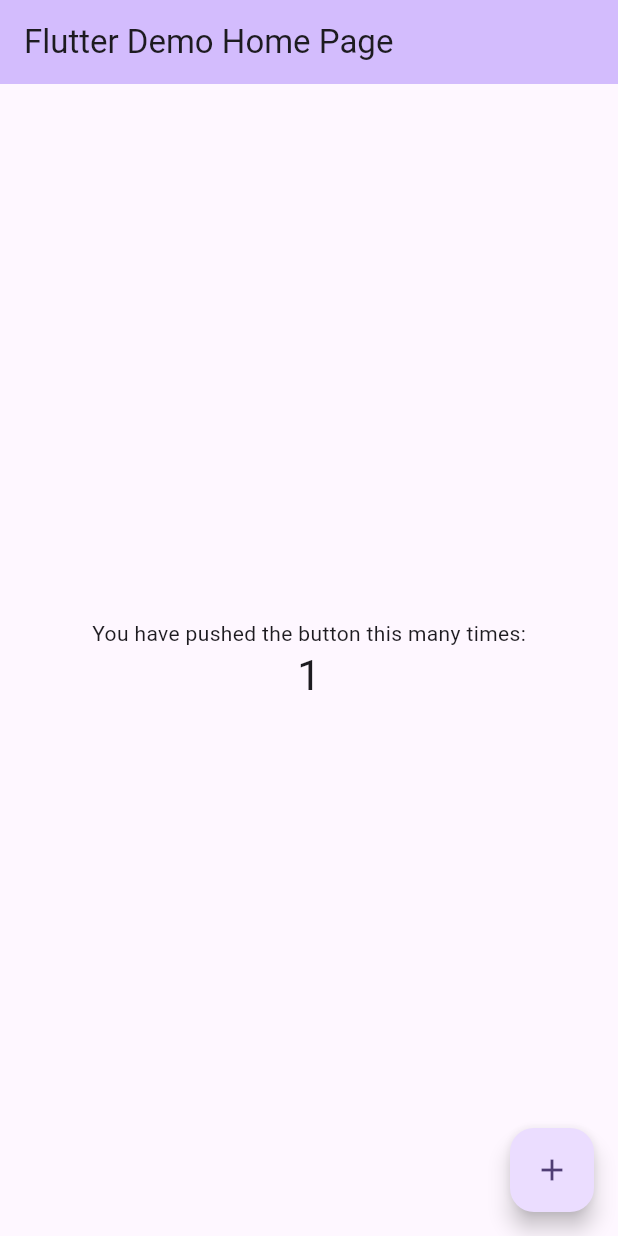
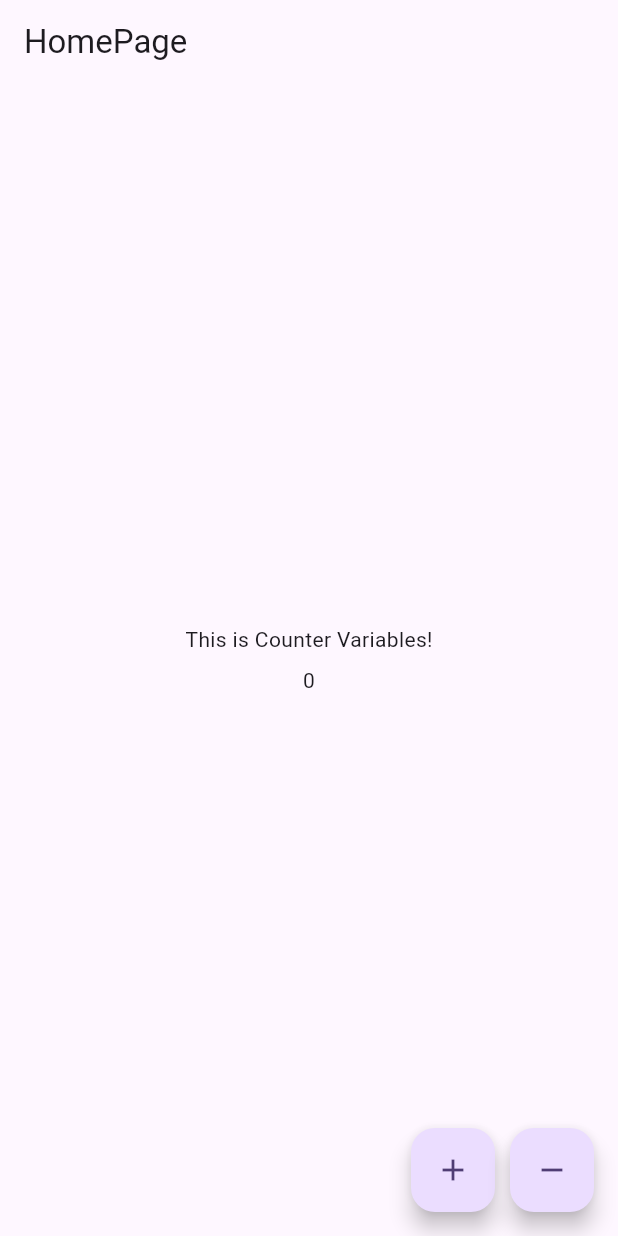
Before and after one commit to santoshkafle/provider_demo, a Flutter app: the screen it shows after launch, after a tap on the "add" icon, on a phone screen of 412 x 824 dp. Run offline on Flutter 3.47's test engine with Material 3 defaults, Android fonts, the phone set to English and light mode, and no system bars.

Commit message:
counter update

```diff
--- a/lib/main.dart
+++ b/lib/main.dart
@@ -1,122 +1,32 @@
 import 'package:flutter/material.dart';
+import 'package:provider/provider.dart';
+import 'package:provider_demo/page/home_page.dart';
+import 'package:provider_demo/provider/counter_provider.dart';
+import 'package:provider_demo/provider/name_provider.dart';
 
 void main() {
-  runApp(const MyApp());
+  runApp(
+    MultiProvider(
+      providers: [
+        Provider<CounterProvider>(create: (_) => CounterProvider()),
+        Provider<NameProvider>(create: (_) => NameProvider()),
+      ],
+      child: const MyApp(),
+    ),
+  );
 }
 
 class MyApp extends StatelessWidget {
   const MyApp({super.key});
 
-  // This widget is the root of your application.
   @override
   Widget build(BuildContext context) {
     return MaterialApp(
       title: 'Flutter Demo',
       theme: ThemeData(
-        // This is the theme of your application.
-        //
-        // TRY THIS: Try running your application with "flutter run". You'll see
-        // the application has a purple toolbar. Then, without quitting the app,
-        // try changing the seedColor in the colorScheme below to Colors.green
-        // and then invoke "hot reload" (save your changes or press the "hot
-        // reload" button in a Flutter-supported IDE, or press "r" if you used
-        // the command line to start the app).
-        //
-        // Notice that the counter didn't reset back to zero; the application
-        // state is not lost during the reload. To reset the state, use hot
-        // restart instead.
-        //
-        // This works for code too, not just values: Most code changes can be
-        // tested with just a hot reload.
         colorScheme: ColorScheme.fromSeed(seedColor: Colors.deepPurple),
       ),
-      home: const MyHomePage(title: 'Flutter Demo Home Page'),
+      home: const HomePage(),
     );
   }
 }
-
-class MyHomePage extends StatefulWidget {
-  const MyHomePage({super.key, required this.title});
-
-  // This widget is the home page of your application. It is stateful, meaning
-  // that it has a State object (defined below) that contains fields that affect
-  // how it looks.
-
-  // This class is the configuration for the state. It holds the values (in this
-  // case the title) provided by the parent (in this case the App widget) and
-  // used by the build method of the State. Fields in a Widget subclass are
-  // always marked "final".
-
-  final String title;
-
-  @override
-  State<MyHomePage> createState() => _MyHomePageState();
-}
-
-class _MyHomePageState extends State<MyHomePage> {
-  int _counter = 0;
-
-  void _incrementCounter() {
-    setState(() {
-      // This call to setState tells the Flutter framework that something has
-      // changed in this State, which causes it to rerun the build method below
-      // so that the display can reflect the updated values. If we changed
-      // _counter without calling setState(), then the build method would not be
-      // called again, and so nothing would appear to happen.
-      _counter++;
-    });
-  }
-
-  @override
-  Widget build(BuildContext context) {
-    // This method is rerun every time setState is called, for instance as done
-    // by the _incrementCounter method above.
-    //
-    // The Flutter framework has been optimized to make rerunning build methods
-    // fast, so that you can just rebuild anything that needs updating rather
-    // than having to individually change instances of widgets.
-    return Scaffold(
-      appBar: AppBar(
-        // TRY THIS: Try changing the color here to a specific color (to
-        // Colors.amber, perhaps?) and trigger a hot reload to see the AppBar
-        // change color while the other colors stay the same.
-        backgroundColor: Theme.of(context).colorScheme.inversePrimary,
-        // Here we take the value from the MyHomePage object that was created by
-        // the App.build method, and use it to set our appbar title.
-        title: Text(widget.title),
-      ),
-      body: Center(
-        // Center is a layout widget. It takes a single child and positions it
-        // in the middle of the parent.
-        child: Column(
-          // Column is also a layout widget. It takes a list of children and
-          // arranges them vertically. By default, it sizes itself to fit its
-          // children horizontally, and tries to be as tall as its parent.
-          //
-          // Column has various properties to control how it sizes itself and
-          // how it positions its children. Here we use mainAxisAlignment to
-          // center the children vertically; the main axis here is the vertical
-          // axis because Columns are vertical (the cross axis would be
-          // horizontal).
-          //
-          // TRY THIS: Invoke "debug painting" (choose the "Toggle Debug Paint"
-          // action in the IDE, or press "p" in the console), to see the
-          // wireframe for each widget.
-          mainAxisAlignment: MainAxisAlignment.center,
-          children: <Widget>[
-            const Text('You have pushed the button this many times:'),
-            Text(
-              '$_counter',
-              style: Theme.of(context).textTheme.headlineMedium,
-            ),
-          ],
-        ),
-      ),
-      floatingActionButton: FloatingActionButton(
-        onPressed: _incrementCounter,
-        tooltip: 'Increment',
-        child: const Icon(Icons.add),
-      ), // This trailing comma makes auto-formatting nicer for build methods.
-    );
-  }
-}
--- /dev/null
+++ b/lib/page/home_page.dart
@@ -0,0 +1,42 @@
+import 'package:flutter/material.dart';
+import 'package:provider/provider.dart';
+import 'package:provider_demo/provider/counter_provider.dart';
+
+class HomePage extends StatelessWidget {
+  const HomePage({super.key});
+
+  @override
+  Widget build(BuildContext context) {
+    return Scaffold(
+      appBar: AppBar(title: Text("HomePage")),
+      body: Center(
+        child: Column(
+          mainAxisAlignment: MainAxisAlignment.center,
+          spacing: 7,
+          children: [
+            Text("This is Counter Variables!"),
+            Text(context.watch<CounterProvider>().getNumber.toString()),
+          ],
+        ),
+      ),
+      floatingActionButton: Row(
+        mainAxisAlignment: MainAxisAlignment.end,
+        spacing: 10,
+        children: [
+          FloatingActionButton(
+            onPressed: () {
+              context.read<CounterProvider>().increaseCounter();
+            },
+            child: Icon(Icons.add),
+          ),
+          FloatingActionButton(
+            onPressed: () {
+              context.read<CounterProvider>().decreaseCounter();
+            },
+            child: Icon(Icons.remove),
+          ),
+        ],
+      ),
+    );
+  }
+}
--- /dev/null
+++ b/lib/provider/counter_provider.dart
@@ -0,0 +1,18 @@
+import 'package:flutter/material.dart';
+
+class CounterProvider extends ChangeNotifier {
+  int _num = 0;
+  int get getNumber => _num;
+
+  void increaseCounter() {
+    _num++;
+    notifyListeners();
+  }
+
+  void decreaseCounter() {
+    if (_num > 0) {
+      _num--;
+      notifyListeners();
+    }
+  }
+}
--- /dev/null
+++ b/lib/provider/name_provider.dart
@@ -0,0 +1,16 @@
+import 'package:flutter/material.dart';
+
+class NameProvider with ChangeNotifier {
+  String _name = "Santosh";
+  String get getName => _name;
+
+  void changeName({required String newName}) {
+    _name = newName;
+    notifyListeners();
+  }
+
+  void removeName() {
+    _name = "";
+    notifyListeners();
+  }
+}
--- a/pubspec.yaml
+++ b/pubspec.yaml
@@ -34,6 +34,7 @@ dependencies:
   # The following adds the Cupertino Icons font to your application.
   # Use with the CupertinoIcons class for iOS style icons.
   cupertino_icons: ^1.0.8
+  provider: ^6.1.5
 
 dev_dependencies:
   flutter_test:
```
Also changed, not shown: pubspec.lock.
